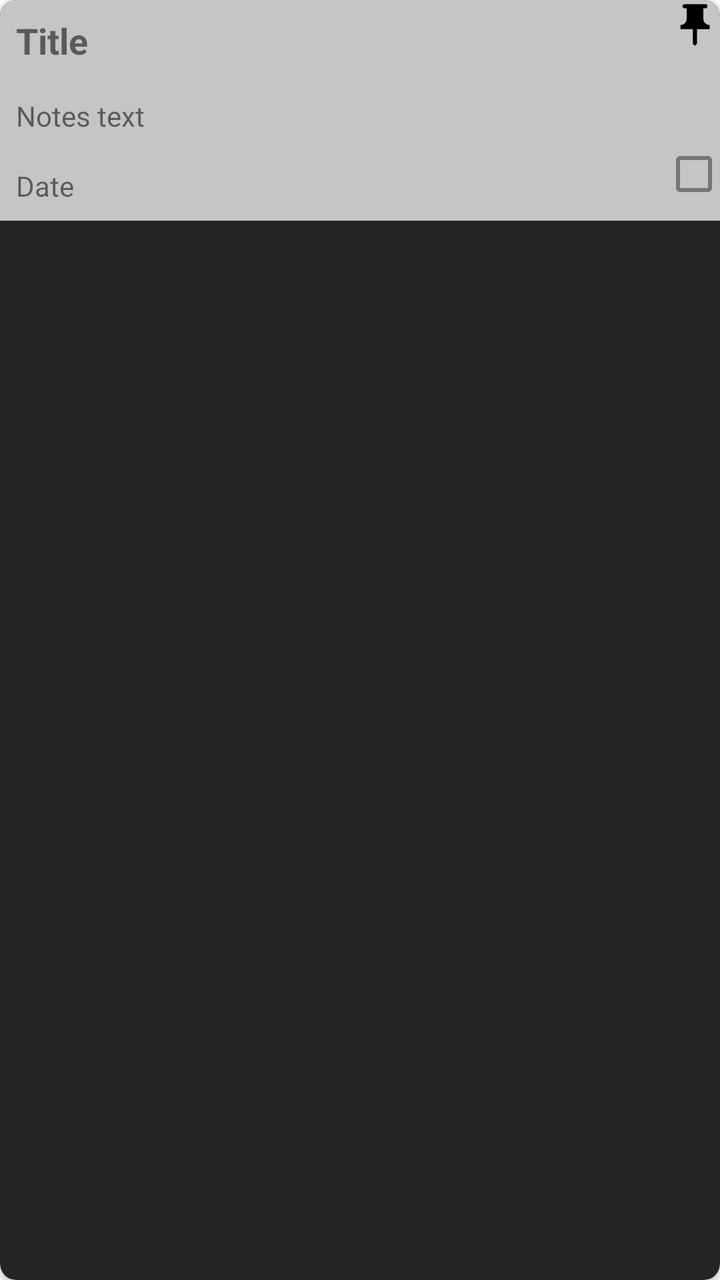
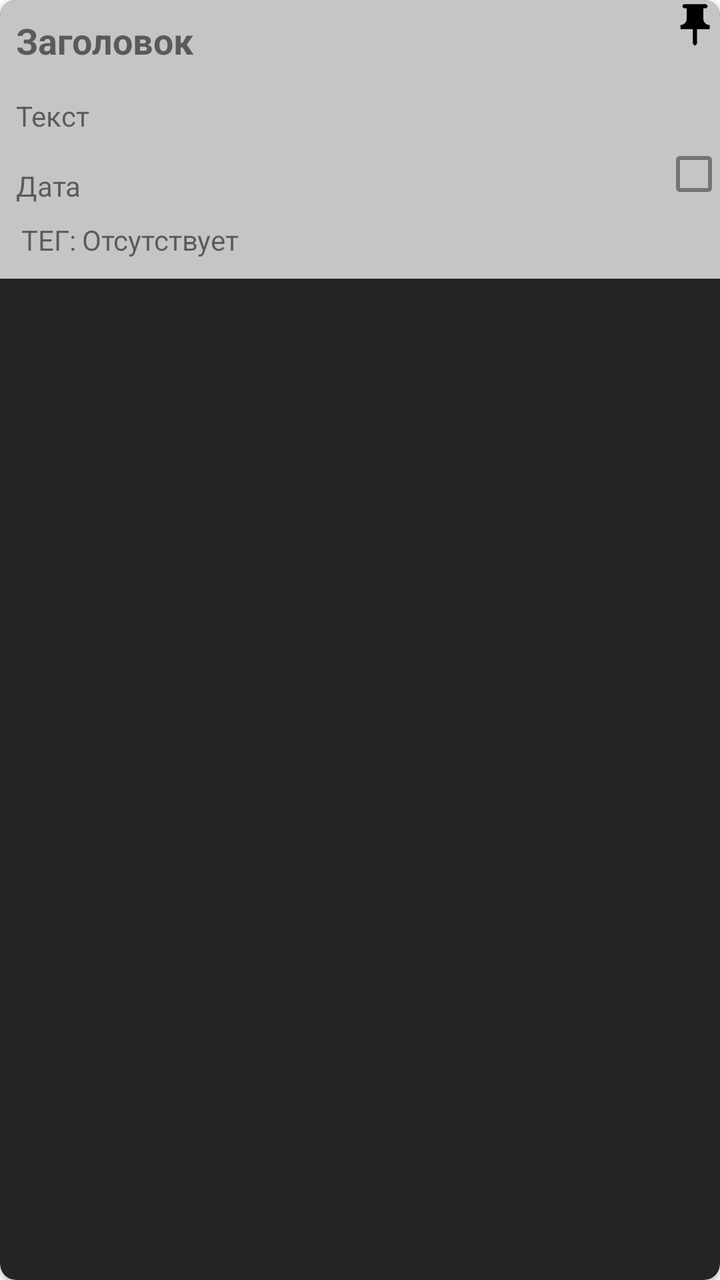

The first picture is an Android layout as it rendered before a commit; the second is the same layout after the commit. The layout source and the unified diff follow.
<!-- AndroidManifest.xml: application theme Theme.NOTE_PROJECT -->
<!-- res/layout/notes_list.xml -->
<?xml version="1.0" encoding="utf-8"?>
<androidx.cardview.widget.CardView xmlns:android="http://schemas.android.com/apk/res/android"
    xmlns:app="http://schemas.android.com/apk/res-auto"
    xmlns:tools="http://schemas.android.com/tools"
    android:id="@+id/notes_container"
    android:layout_width="match_parent"
    android:layout_height="wrap_content"
    android:layout_margin="8dp"
    android:elevation="8dp"
    android:outlineAmbientShadowColor="@color/black"
    app:cardBackgroundColor="#252424"
    app:cardCornerRadius="8dp">


    <LinearLayout
        android:layout_width="match_parent"
        android:layout_height="wrap_content"

        android:background="#C5C5C5"
        android:orientation="vertical">

        <RelativeLayout
            android:layout_width="match_parent"
            android:layout_height="wrap_content">

            <TextView
                android:id="@+id/textView_title"
                android:layout_width="match_parent"
                android:layout_height="wrap_content"
                android:layout_alignParentStart="true"
                android:ellipsize="marquee"
                android:marqueeRepeatLimit="marquee_forever"
                android:padding="8dp"
                android:scrollHorizontally="true"
                android:singleLine="true"
                android:text="Title"
                android:textSize="18sp"
                android:textStyle="bold" />

            <ImageView
                android:id="@+id/imageView_pin"
                android:layout_width="25dp"
                android:layout_height="25dp"
                android:layout_alignParentEnd="true"
                android:src="@drawable/baseline_push_pin_24"
                android:visibility="visible" />

        </RelativeLayout>

        <TextView
            android:id="@+id/textView_notes"
            android:layout_width="match_parent"
            android:layout_height="wrap_content"
            android:maxLines="10"
            android:padding="8dp"
            android:text="Notes text"
            android:textSize="14sp"
            android:textStyle="normal">

        </TextView>

        <RelativeLayout
            android:layout_width="match_parent"
            android:layout_height="match_parent">

            <TextView
                android:id="@+id/textView_date"
                android:layout_width="match_parent"
                android:layout_height="wrap_content"
                android:ellipsize="marquee"
                android:marqueeRepeatLimit="marquee_forever"
                android:maxLines="10"
                android:padding="8dp"
                android:scrollHorizontally="true"
                android:singleLine="true"
                android:text="Date"
                android:textSize="14sp"
                android:textStyle="normal">
            </TextView>

            <CheckBox
                android:id="@+id/check_Box"
                android:layout_width="24dp"
                android:layout_height="23dp"
                android:layout_alignParentEnd="true"
                android:layout_marginEnd="1dp"
                android:visibility="visible"/>

        </RelativeLayout>


    </LinearLayout>


</androidx.cardview.widget.CardView>
<!-- resources referenced by this layout -->
<resources>
  <color name="black">#FF000000</color>
  <!-- drawable baseline_push_pin_24 (drawable) -->
  <vector android:height="24dp" android:tint="#000000"
      android:viewportHeight="24" android:viewportWidth="24"
      android:width="24dp" xmlns:android="http://schemas.android.com/apk/res/android">
      <path android:fillColor="@android:color/white"
          android:fillType="evenOdd" android:pathData="M16,9V4l1,0c0.55,0 1,-0.45 1,-1v0c0,-0.55 -0.45,-1 -1,-1H7C6.45,2 6,2.45 6,3v0c0,0.55 0.45,1 1,1l1,0v5c0,1.66 -1.34,3 -3,3h0v2h5.97v7l1,1l1,-1v-7H19v-2h0C17.34,12 16,10.66 16,9z"/>
  </vector>
  <style name="Theme.NOTE_PROJECT" parent="Base.Theme.NOTE_PROJECT" />
  <style name="Base.Theme.NOTE_PROJECT" parent="Theme.MaterialComponents.DayNight.NoActionBar">
          <item name="colorPrimary">@color/color1</item>
          <item name="colorPrimaryVariant">@color/color1</item>
          <item name="colorOnPrimary">@color/white</item>ы
          <item name="colorSecondary">@color/color5</item>
          <item name="colorSecondaryVariant">@color/color5</item>
          <item name="colorOnSecondary">@color/black</item>
          <item name="android:statusBarColor" tools:targetapi="l">@color/design_default_color_primary_variant</item>
      </style>
  <color name="color1">#4A148C</color>
  <color name="white">#FFFFFF</color>
  <color name="color5">#808080</color>
</resources>

<!-- the commit's change to res/layout/notes_list.xml (unified diff, before → after) -->
@@ -33,7 +33,7 @@
                 android:padding="8dp"
                 android:scrollHorizontally="true"
                 android:singleLine="true"
-                android:text="Title"
+                android:text="Заголовок"
                 android:textSize="18sp"
                 android:textStyle="bold" />
 
@@ -53,7 +53,7 @@
             android:layout_height="wrap_content"
             android:maxLines="10"
             android:padding="8dp"
-            android:text="Notes text"
+            android:text="Текст"
             android:textSize="14sp"
             android:textStyle="normal">
 
@@ -73,10 +73,9 @@
                 android:padding="8dp"
                 android:scrollHorizontally="true"
                 android:singleLine="true"
-                android:text="Date"
+                android:text="Дата"
                 android:textSize="14sp"
-                android:textStyle="normal">
-            </TextView>
+                android:textStyle="normal"/>
 
             <CheckBox
                 android:id="@+id/check_Box"
@@ -84,8 +83,28 @@
                 android:layout_height="23dp"
                 android:layout_alignParentEnd="true"
                 android:layout_marginEnd="1dp"
-                android:visibility="visible"/>
+                android:visibility="visible" />
 
+        </RelativeLayout>
+
+        <RelativeLayout
+            android:layout_width="match_parent"
+            android:layout_height="29dp">
+
+            <TextView
+                android:id="@+id/textView3"
+                android:layout_width="38dp"
+                android:layout_height="match_parent"
+                android:gravity="end"
+                android:text="ТЕГ:" />
+
+            <TextView
+                android:id="@+id/TAG_TEXT"
+                android:layout_width="321dp"
+                android:layout_height="match_parent"
+                android:layout_marginStart="3dp"
+                android:layout_toEndOf="@+id/textView3"
+                android:text="Отсутствует" />
         </RelativeLayout>
 
 
